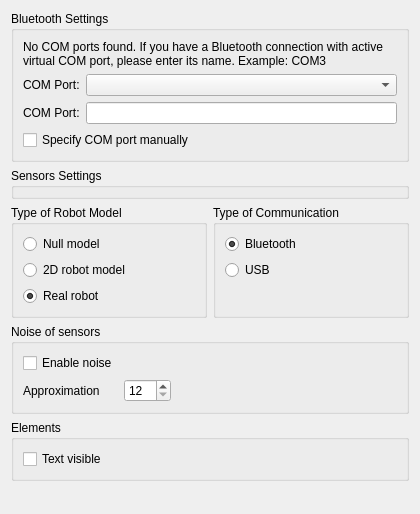
Above: plugins/robots/robotsInterpreter/robotSettingsPage.ui from qreal/qreal before the change. Below: the same form after it.
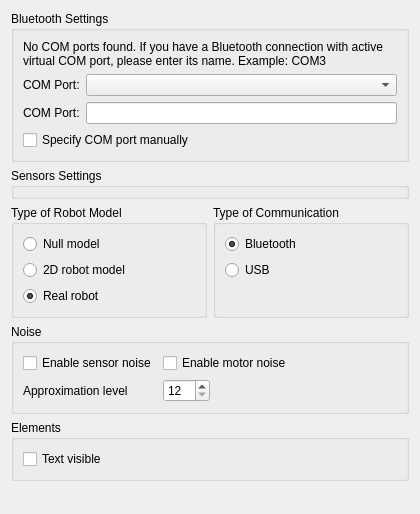
That is the form after the change.

Commit message: added 'enable motor noise' checkbox

```diff
--- a/plugins/robots/robotsInterpreter/robotSettingsPage.ui
+++ b/plugins/robots/robotsInterpreter/robotSettingsPage.ui
@@ -161,20 +161,30 @@
    <item row="4" column="0" colspan="2">
     <widget class="QGroupBox" name="noiseSensorsGroupBox">
      <property name="title">
-      <string>Noise of sensors</string>
+      <string>Noise</string>
      </property>
      <layout class="QFormLayout" name="formLayout">
+      <property name="fieldGrowthPolicy">
+       <enum>QFormLayout::AllNonFixedFieldsGrow</enum>
+      </property>
       <property name="margin">
        <number>9</number>
       </property>
       <item row="0" column="0">
        <widget class="QCheckBox" name="enableNoiseCheckBox">
         <property name="text">
-         <string>Enable noise</string>
+         <string>Enable sensor noise</string>
         </property>
        </widget>
       </item>
-      <item row="1" column="1">
+      <item row="4" column="0">
+       <widget class="QLabel" name="approximationLabel">
+        <property name="text">
+         <string>Approximation level</string>
+        </property>
+       </widget>
+      </item>
+      <item row="4" column="1">
        <widget class="QSpinBox" name="approximationLevelSpinBox">
         <property name="sizePolicy">
          <sizepolicy hsizetype="Fixed" vsizetype="Fixed">
@@ -193,10 +203,10 @@
         </property>
        </widget>
       </item>
-      <item row="1" column="0">
-       <widget class="QLabel" name="approximationLabel">
+      <item row="0" column="1">
+       <widget class="QCheckBox" name="enableMotorNoiseCheckBox">
         <property name="text">
-         <string>Approximation</string>
+         <string>Enable motor noise</string>
         </property>
        </widget>
       </item>
```
Left out of the diff: 2 changed lines with no effect on the pictures. The commit also changes 5 other files.
